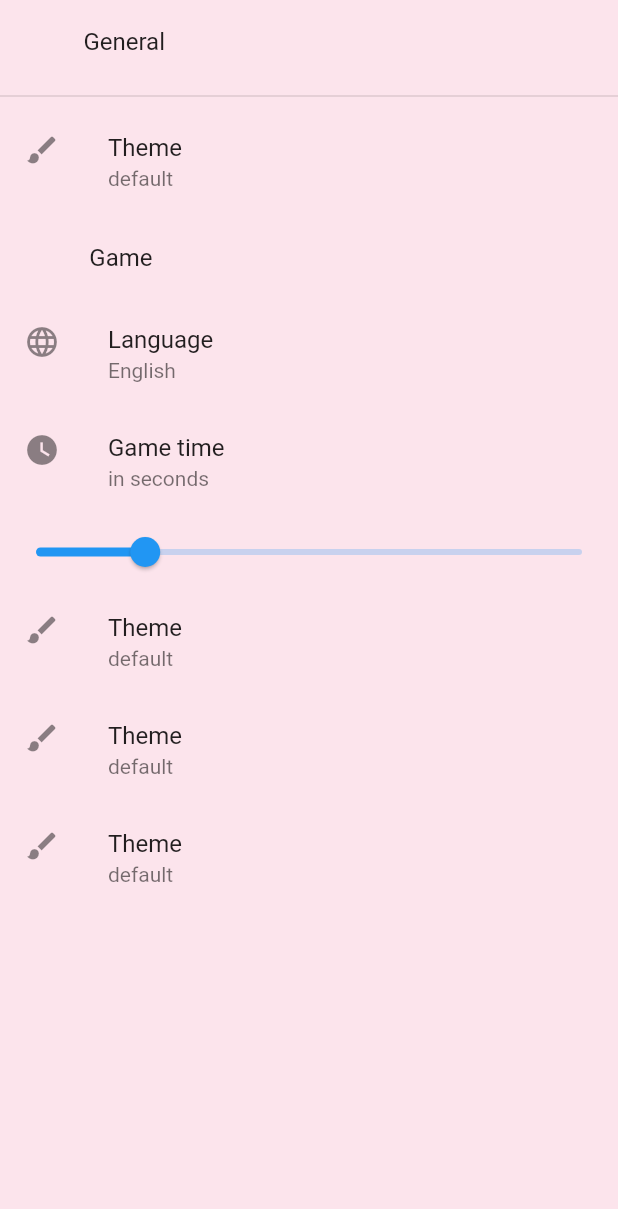
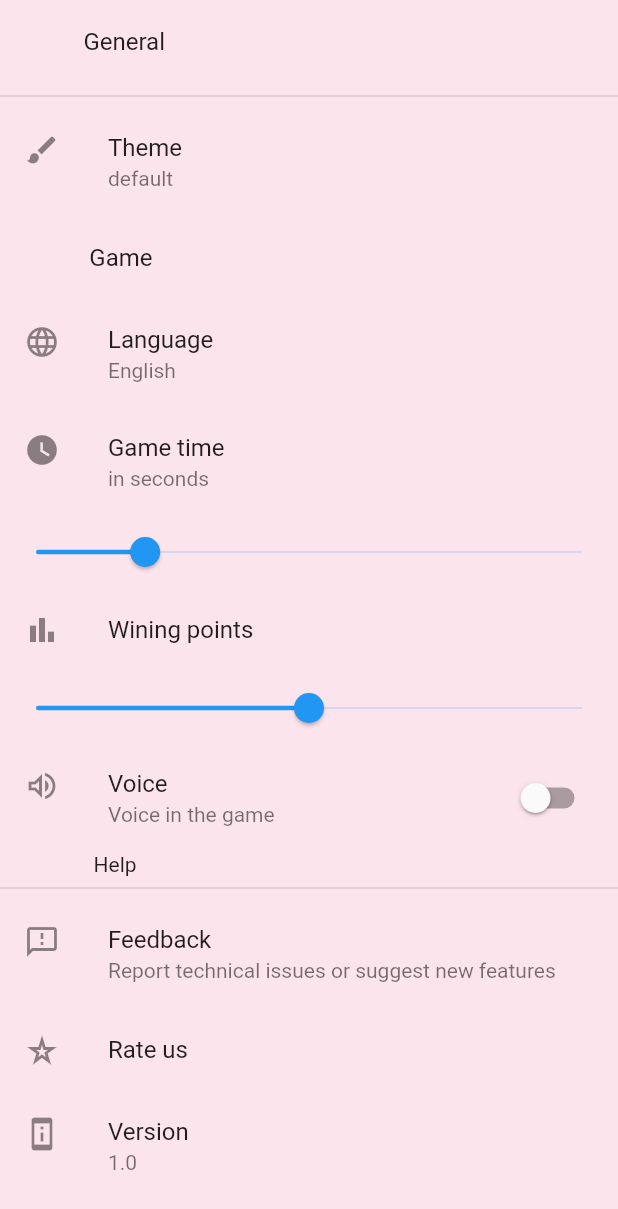
Before and after one commit to ComputerScienceHayk/three_in_one_game, a Flutter app: the Settings screen opened directly, on a phone screen of 412 x 824 dp. Shown: the top 1209 px of the screen. Run offline on Flutter 3.47's test engine with Material 2 defaults, Android fonts, the phone set to English and light mode, and no system bars; our stand-ins replace share, shared_preferences; accounts and stored records are empty.

Commit message:
settings page improvement

```diff
--- a/lib/screens/Settings.dart
+++ b/lib/screens/Settings.dart
@@ -18,7 +18,10 @@ class _SettingsState extends State<Settings> {
   }
 
   final List<Widget> list = new List<Widget>();
-  double _value = 20;
+  double _valueTime = 20;
+  double _valueWiningPoint = 100;
+  bool isSwitched = false;
+
   @override
   Widget build(BuildContext context) {
     if (list.length < 3) {
@@ -64,32 +67,75 @@ class _SettingsState extends State<Settings> {
             subtitle: Text("in seconds"),
             // onTap: () => ,
           ),
-          Slider(
+          SliderTheme(
+              data: SliderThemeData(
+                trackHeight: 1,
+              ),
+              child: Slider(
                 min: 0,
                 max: 100,
-            value: _value,
+                value: _valueTime,
                 onChanged: (value) {
                   setState(() {
-                _value = value;
+                    _valueTime = value;
                   });
                 },
+              )),
+          ListTile(
+            leading: Icon(Icons.bar_chart),
+            title: Text("Wining points"),
+            // onTap: () => ,
+          ),
+          SliderTheme(
+              data: SliderThemeData(
+                trackHeight: 1,
+              ),
+              child: Slider(
+                min: 0,
+                max: 200,
+                value: _valueWiningPoint,
+                onChanged: (value) {
+                  setState(() {
+                    _valueWiningPoint = value;
+                  });
+                },
+              )),
+          ListTile(
+            leading: Icon(Icons.volume_up_outlined),
+            title: Text("Voice"),
+            subtitle: Text("Voice in the game"),
+            trailing: Switch(
+              value: isSwitched,
+              onChanged: (value) {
+                setState(() {
+                  isSwitched = value;
+                  print(isSwitched);
+                });
+              },
+              activeTrackColor: Colors.blue,
+              activeColor: Colors.lightBlueAccent,
+            ),
+            // onTap: () => ,
+          ),
+          Text("                  Help"),
+          Divider(
+            thickness: 1,
           ),
           ListTile(
-            leading: Icon(Icons.brush),
-            title: Text("Theme"),
-            subtitle: Text("default"),
+            leading: Icon(Icons.feedback_outlined),
+            title: Text("Feedback"),
+            subtitle: Text("Report technical issues or suggest new features"),
             // onTap: () => ,
           ),
           ListTile(
-            leading: Icon(Icons.brush),
-            title: Text("Theme"),
-            subtitle: Text("default"),
+            leading: Icon(Icons.star_rate_outlined),
+            title: Text("Rate us"),
             // onTap: () => ,
           ),
           ListTile(
-            leading: Icon(Icons.brush),
-            title: Text("Theme"),
-            subtitle: Text("default"),
+            leading: Icon(Icons.perm_device_information),
+            title: Text("Version"),
+            subtitle: Text("1.0"),
             // onTap: () => ,
           ),
         ],
```
Also changed, not shown: lib/screens/HomeScreen.dart (+26 -2 lines). Lines whose indentation alone changed are shown as unchanged.
